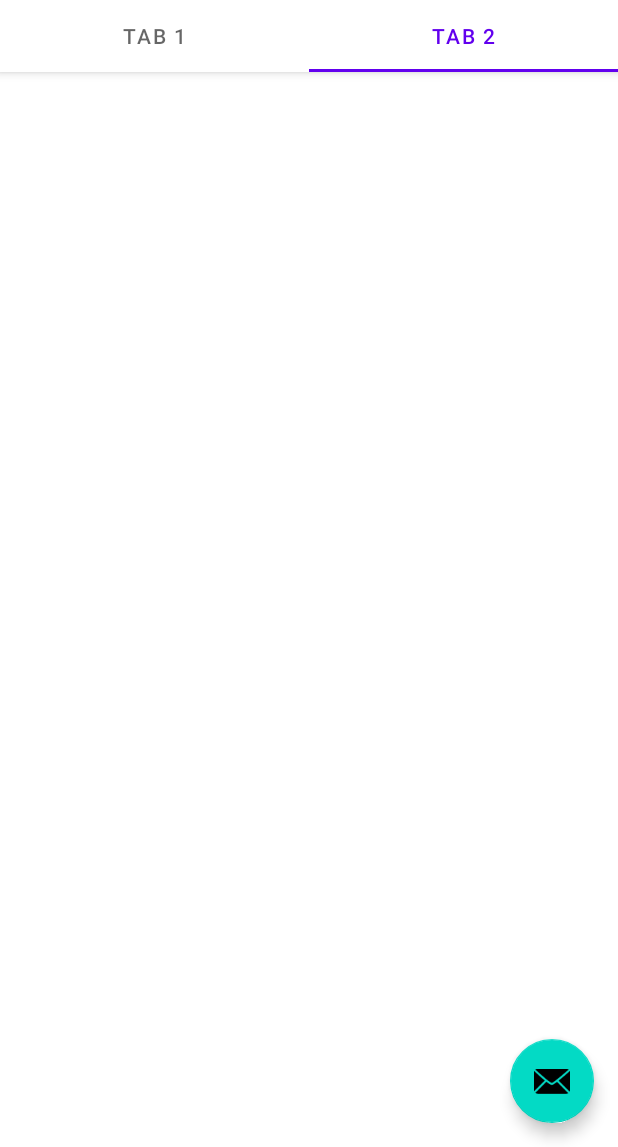
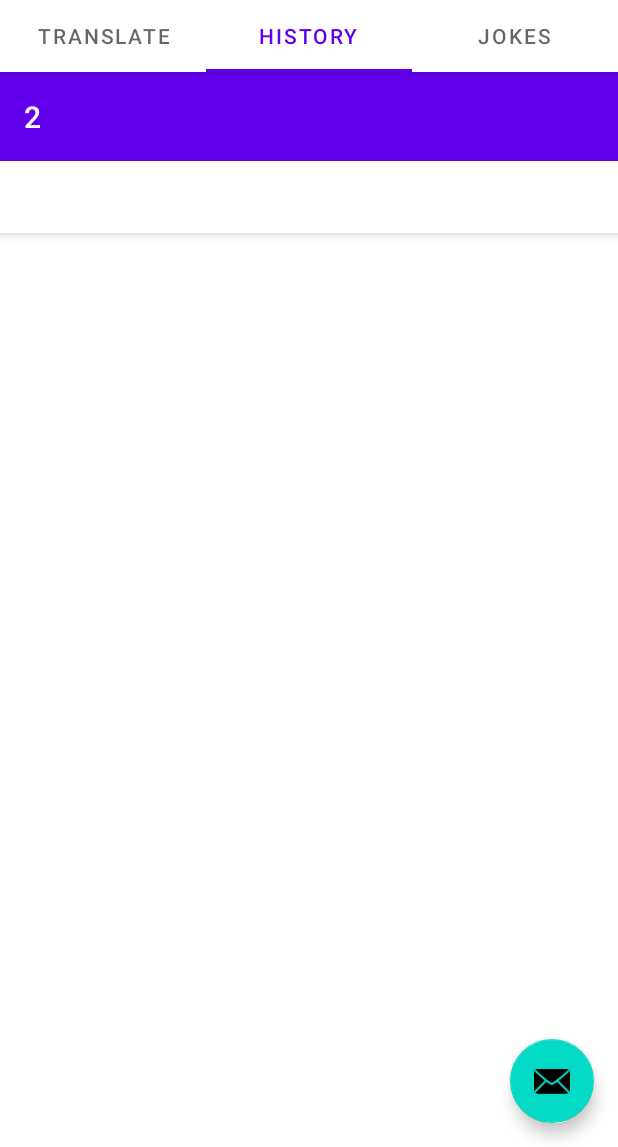
Before and after one commit to Greemen/MyAplication3, an Android app: the screen it shows after launch (MainActivity), tab 2 chosen, on a phone screen of 412 x 824 dp, the part 89-1236 px from its top. Run offline under Robolectric (Android 15) with nearby library versions, the phone set to English and light mode, and no system bars.

Commit message:
tabs now has separate fragments/pages

```diff
--- /dev/null
+++ b/app/src/main/java/cz/utb/fai/myaplication3/ui/main/Frag1.java
@@ -0,0 +1,21 @@
+package cz.utb.fai.myaplication3.ui.main;
+
+import android.os.Bundle;
+import android.view.LayoutInflater;
+import android.view.View;
+import android.view.ViewGroup;
+
+import androidx.annotation.NonNull;
+import androidx.annotation.Nullable;
+import androidx.fragment.app.Fragment;
+
+import cz.utb.fai.myaplication3.R;
+
+public class Frag1 extends Fragment {
+
+    @Nullable
+    @Override
+    public View onCreateView(@NonNull LayoutInflater inflater, @Nullable ViewGroup container, @Nullable Bundle savedInstanceState) {
+        return inflater.inflate(R.layout.frag1_layout, container, false);
+    }
+}
--- /dev/null
+++ b/app/src/main/java/cz/utb/fai/myaplication3/ui/main/Frag2.java
@@ -0,0 +1,21 @@
+package cz.utb.fai.myaplication3.ui.main;
+
+import android.os.Bundle;
+import android.view.LayoutInflater;
+import android.view.View;
+import android.view.ViewGroup;
+
+import androidx.annotation.NonNull;
+import androidx.annotation.Nullable;
+import androidx.fragment.app.Fragment;
+
+import cz.utb.fai.myaplication3.R;
+
+public class Frag2 extends Fragment {
+
+    @Nullable
+    @Override
+    public View onCreateView(@NonNull LayoutInflater inflater, @Nullable ViewGroup container, @Nullable Bundle savedInstanceState) {
+        return inflater.inflate(R.layout.frag2_layout, container, false);
+    }
+}
--- /dev/null
+++ b/app/src/main/java/cz/utb/fai/myaplication3/ui/main/Frag3.java
@@ -0,0 +1,21 @@
+package cz.utb.fai.myaplication3.ui.main;
+
+import android.os.Bundle;
+import android.view.LayoutInflater;
+import android.view.View;
+import android.view.ViewGroup;
+
+import androidx.annotation.NonNull;
+import androidx.annotation.Nullable;
+import androidx.fragment.app.Fragment;
+
+import cz.utb.fai.myaplication3.R;
+
+public class Frag3 extends Fragment {
+
+    @Nullable
+    @Override
+    public View onCreateView(@NonNull LayoutInflater inflater, @Nullable ViewGroup container, @Nullable Bundle savedInstanceState) {
+        return inflater.inflate(R.layout.frag3_layout, container, false);
+    }
+}
--- a/app/src/main/java/cz/utb/fai/myaplication3/ui/main/PageViewModel.java
+++ b/app/src/main/java/cz/utb/fai/myaplication3/ui/main/PageViewModel.java
@@ -23,4 +23,6 @@ public class PageViewModel extends ViewModel {
     public LiveData<String> getText() {
         return mText;
     }
+
+
 }
--- a/app/src/main/java/cz/utb/fai/myaplication3/ui/main/SectionsPagerAdapter.java
+++ b/app/src/main/java/cz/utb/fai/myaplication3/ui/main/SectionsPagerAdapter.java
@@ -17,7 +17,7 @@ import cz.utb.fai.myaplication3.R;
 public class SectionsPagerAdapter extends FragmentPagerAdapter {
 
     @StringRes
-    private static final int[] TAB_TITLES = new int[]{R.string.tab_text_1, R.string.tab_text_2};
+    private static final int[] TAB_TITLES = new int[]{R.string.tab_text_1, R.string.tab_text_2, R.string.tab_text_3};
     private final Context mContext;
 
     public SectionsPagerAdapter(Context context, FragmentManager fm) {
@@ -27,9 +27,19 @@ public class SectionsPagerAdapter extends FragmentPagerAdapter {
 
     @Override
     public Fragment getItem(int position) {
-        // getItem is called to instantiate the fragment for the given page.
-        // Return a PlaceholderFragment (defined as a static inner class below).
-        return PlaceholderFragment.newInstance(position + 1);
+        Fragment fragment = null;
+        switch (position) {
+            case 0:
+                fragment = new Frag1();
+                break;
+            case 1:
+                fragment = new Frag2();
+                break;
+            case 2:
+                fragment = new Frag3();
+                break;
+        }
+        return fragment;
     }
 
     @Nullable
@@ -40,7 +50,7 @@ public class SectionsPagerAdapter extends FragmentPagerAdapter {
 
     @Override
     public int getCount() {
-        // Show 2 total pages.
-        return 2;
+        // Show 3 total pages.
+        return 3;
     }
 }
--- /dev/null
+++ b/app/src/main/res/layout/frag2_layout.xml
@@ -0,0 +1,36 @@
+<?xml version="1.0" encoding="utf-8"?>
+<androidx.coordinatorlayout.widget.CoordinatorLayout xmlns:android="http://schemas.android.com/apk/res/android"
+    xmlns:app="http://schemas.android.com/apk/res-auto"
+    xmlns:tools="http://schemas.android.com/tools"
+    android:layout_width="match_parent"
+    android:layout_height="match_parent"
+    tools:context=".MainActivity">
+
+    <com.google.android.material.appbar.AppBarLayout
+        android:layout_width="match_parent"
+        android:layout_height="wrap_content"
+        android:theme="@style/Theme.MyAplication3.AppBarOverlay">
+
+        <TextView
+            android:id="@+id/title"
+            android:layout_width="wrap_content"
+            android:layout_height="wrap_content"
+            android:gravity="center"
+            android:minHeight="?actionBarSize"
+            android:padding="@dimen/appbar_padding"
+            android:text="@string/tab2"
+            android:textAppearance="@style/TextAppearance.Widget.AppCompat.Toolbar.Title" />
+
+        <com.google.android.material.tabs.TabLayout
+            android:id="@+id/tabs"
+            android:layout_width="match_parent"
+            android:layout_height="wrap_content" />
+    </com.google.android.material.appbar.AppBarLayout>
+
+    <androidx.viewpager.widget.ViewPager
+        android:id="@+id/view_pager"
+        android:layout_width="match_parent"
+        android:layout_height="wrap_content"
+        app:layout_behavior="@string/appbar_scrolling_view_behavior" />
+
+</androidx.coordinatorlayout.widget.CoordinatorLayout>
--- a/app/src/main/res/values/strings.xml
+++ b/app/src/main/res/values/strings.xml
@@ -1,5 +1,10 @@
 <resources>
     <string name="app_name">MyAplication3</string>
-    <string name="tab_text_1">Tab 1</string>
-    <string name="tab_text_2">Tab 2</string>
+    <string name="tab_text_1">Translate</string>
+    <string name="tab_text_2">History</string>
+    <string name="tab_text_3">Jokes</string>
+
+    <string name="tab1">1</string>
+    <string name="tab2">2</string>
+    <string name="tab3">3</string>
 </resources>
```
Also changed, not shown: app/src/main/res/layout/frag1_layout.xml (added, +36 -0 lines), app/src/main/res/layout/frag3_layout.xml (added, +36 -0 lines).
